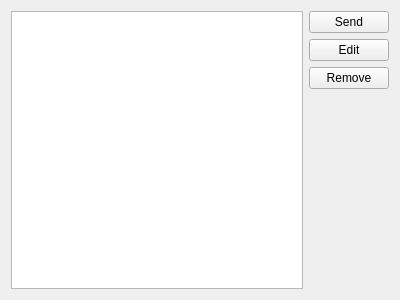
Before: the Qt Designer form kmymoney/views/konlinejoboutbox.ui in KDE/kmymoney, drawn with Qt 5.
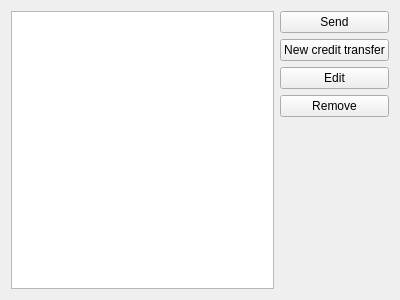
After: the same form once the commit is applied. Icons and pictures are not drawn. Custom widgets are drawn as their Qt base class.

Commit message:
Added validation to credit transfer forms
The gui indicates wrong fields. Therefor the widget KMyMoneyTextEdit was
added.

During the work many minor bugfixes were done and the apidoc was
improved. Some methods were renamed (this commit is not atomic - sorry).

Diff of the .ui file:
```diff
--- a/kmymoney/views/konlinejoboutbox.ui
+++ b/kmymoney/views/konlinejoboutbox.ui
@@ -14,7 +14,7 @@
    <string>Form</string>
   </property>
   <layout class="QGridLayout" name="gridLayout">
-   <item row="3" column="1">
+   <item row="4" column="1">
     <spacer name="verticalSpacer">
      <property name="orientation">
       <enum>Qt::Vertical</enum>
@@ -27,7 +27,7 @@
      </property>
     </spacer>
    </item>
-   <item row="0" column="0" rowspan="4">
+   <item row="0" column="0" rowspan="5">
     <widget class="QTreeView" name="m_onlineJobView">
      <property name="selectionMode">
       <enum>QAbstractItemView::ExtendedSelection</enum>
@@ -52,7 +52,7 @@
      </property>
     </widget>
    </item>
-   <item row="2" column="1">
+   <item row="3" column="1">
     <widget class="KPushButton" name="m_buttonRemove">
      <property name="text">
       <string>Remove</string>
@@ -64,7 +64,7 @@
      </property>
     </widget>
    </item>
-   <item row="1" column="1">
+   <item row="2" column="1">
     <widget class="KPushButton" name="m_buttonEdit">
      <property name="text">
       <string>Edit</string>
@@ -76,6 +76,16 @@
      </property>
     </widget>
    </item>
+   <item row="1" column="1">
+    <widget class="KPushButton" name="m_buttonNewCreditTransfer">
+     <property name="text">
+      <string>New credit transfer</string>
+     </property>
+     <property name="icon">
+      <iconset theme="document-new"/>
+     </property>
+    </widget>
+   </item>
   </layout>
  </widget>
  <customwidgets>
```
Left out of the diff: 7 changed lines with no effect on the pictures. The commit also changes 34 other files.
